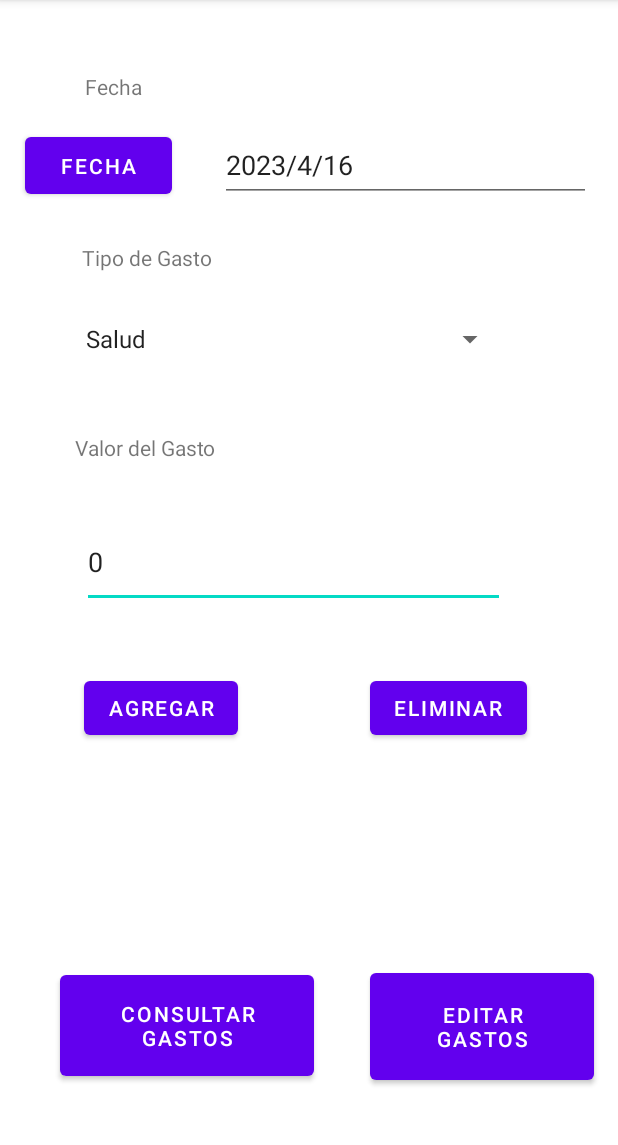
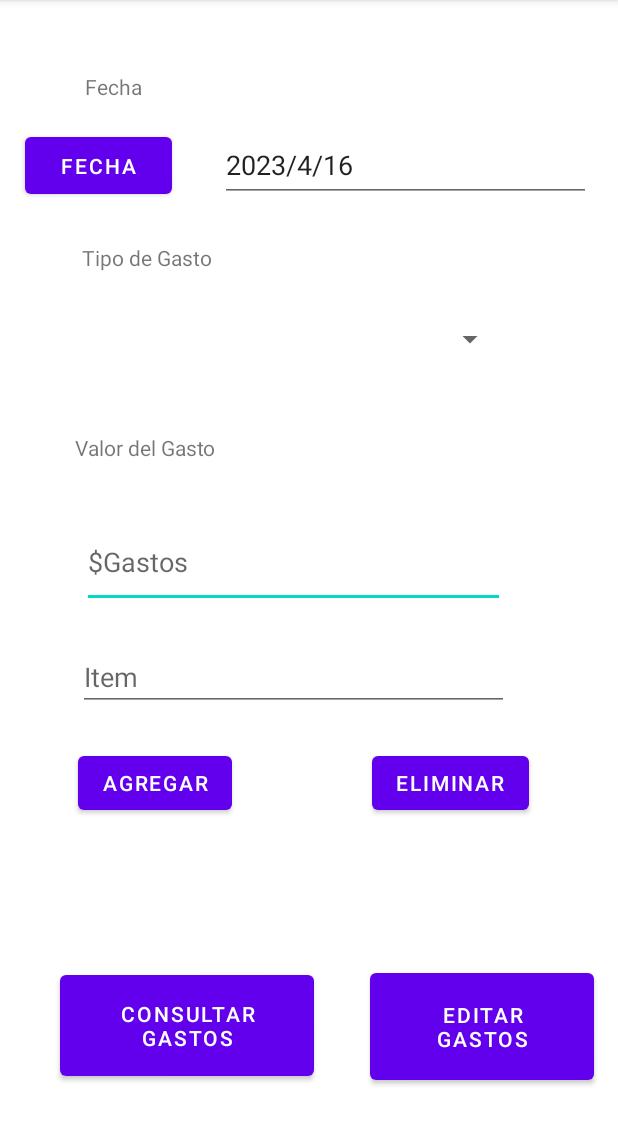
Before and after one commit to RandallMencias/AdvAppProg, an Android app: the screen it shows after launch (MainActivity), after a tap on "ELIMINAR", on a phone screen of 412 x 824 dp, the part 84-1229 px from its top. Run offline under Robolectric (Android 15) with nearby library versions, the phone set to English and light mode, and no system bars; 2 statements that could not run were skipped; 3 other taps on this screen came first.

Commit message:
valores medianamente funcionar

```diff
--- a/Proyecto_5/app/src/main/java/com/example/proyecto_5/MainActivity.java
+++ b/Proyecto_5/app/src/main/java/com/example/proyecto_5/MainActivity.java
@@ -25,7 +25,7 @@ public class MainActivity extends AppCompatActivity implements View.OnClickListe
     private Spinner tiposDeGasto;
     private Elementos elementos = Elementos.getInstance(); //Instancia de clase Elementos
     private Button btnFecha, btnEliminar, btnAdd;
-    private EditText txtFecha, txtprecio;
+    private EditText txtFecha, txtprecio, txtItem;
     //Elementos para picker de calendario
     private int dia, mes, anio;
     private Calendar c;
@@ -48,6 +48,7 @@ public class MainActivity extends AppCompatActivity implements View.OnClickListe
         btnEliminar = (Button) findViewById(R.id.btnRemove);
         txtFecha = (EditText) findViewById(R.id.txtFecha);
         txtprecio = (EditText) findViewById(R.id.editTextNumber);
+        txtItem = (EditText) findViewById(R.id.editTextItem);
 
         //llenar valores
         txtprecio.setText("0");
@@ -107,24 +108,23 @@ public class MainActivity extends AppCompatActivity implements View.OnClickListe
                 toast.setGravity(Gravity.TOP|Gravity.CENTER, 0, 0);
                 toast.show();
             }
-            else {
-                elementos.agregarGasto(txtFecha.getText().toString(), Double.parseDouble(txtprecio.getText().toString()), selectedValue);
-            }
-        } else if (view == btnEliminar) { //boton para eliminar
-            if (txtprecio.getText().toString().equals("")) {
-                Toast toast = Toast.makeText(this, "No se ha ingresado un valor", Toast.LENGTH_SHORT);
-                toast.setGravity(Gravity.TOP| Gravity.CENTER, 0, 0);
-                toast.show();
-                txtprecio.setText("0");
-            }
-            else if (txtFecha.getText().toString().equals("")) {
-                Toast toast = Toast.makeText(this, "No se ha ingresado una fecha", Toast.LENGTH_SHORT);
+            else if(txtItem.getText().toString().equals("")){
+                Toast toast = Toast.makeText(this, "No se ha ingresado item", Toast.LENGTH_SHORT);
                 toast.setGravity(Gravity.TOP|Gravity.CENTER, 0, 0);
                 toast.show();
             }
-            else {
-                elementos.agregarGasto(txtFecha.getText().toString(), Double.parseDouble("-"+txtprecio.getText().toString()), selectedValue);
+            else{
+                elementos.agregarGasto(txtFecha.getText().toString(), Double.parseDouble(txtprecio.getText().toString()), selectedValue, txtItem.getText().toString());
             }
+        } else if (view == btnEliminar) { //boton para eliminar
+           if(txtItem.getText().toString().equals("")){
+                Toast toast = Toast.makeText(this, "No se ha ingresado item", Toast.LENGTH_SHORT);
+                toast.setGravity(Gravity.TOP|Gravity.CENTER, 0, 0);
+                toast.show();
+            } else {
+               eliminarGasto(selectedValue, txtItem.getText().toString());
+           }
+
         }
     }
     //funcion para cambiar a pantalla de consulta
@@ -137,4 +137,7 @@ public class MainActivity extends AppCompatActivity implements View.OnClickListe
         Intent intent = new Intent(this, Ajustes.class);
         startActivity(intent);
     }
+    public void eliminarGasto(String tipo, String item){
+
+    }
 }
--- a/Proyecto_5/app/src/main/res/layout/activity_ajustes.xml
+++ b/Proyecto_5/app/src/main/res/layout/activity_ajustes.xml
@@ -37,6 +37,7 @@
         android:layout_height="44dp"
         android:layout_marginBottom="64dp"
         android:ems="10"
+        android:hint="Nuevo tipo"
         android:inputType="textPersonName"
         app:layout_constraintBottom_toBottomOf="parent"
         app:layout_constraintEnd_toEndOf="parent"
@@ -49,6 +50,7 @@
         android:layout_height="41dp"
         android:layout_marginBottom="64dp"
         android:ems="10"
+        android:hint="Nuevo valor maximo"
         android:inputType="textPersonName"
         app:layout_constraintBottom_toBottomOf="parent"
         app:layout_constraintEnd_toEndOf="parent"
--- a/Proyecto_5/app/src/main/res/layout/activity_main.xml
+++ b/Proyecto_5/app/src/main/res/layout/activity_main.xml
@@ -8,6 +8,7 @@
 
 
     <include
+        android:id="@+id/include"
         layout="@layout/tipos_de_gasto"
         android:layout_width="288dp"
         android:layout_height="44dp"
@@ -95,12 +96,12 @@
         android:id="@+id/btnAgregar"
         android:layout_width="wrap_content"
         android:layout_height="wrap_content"
-        android:layout_marginStart="56dp"
+        android:layout_marginStart="52dp"
         android:text="Agregar"
         app:layout_constraintBottom_toBottomOf="parent"
         app:layout_constraintStart_toStartOf="parent"
         app:layout_constraintTop_toTopOf="parent"
-        app:layout_constraintVertical_bias="0.622" />
+        app:layout_constraintVertical_bias="0.692" />
 
     <Button
         android:id="@+id/btnRemove"
@@ -110,10 +111,10 @@
         android:text="Eliminar"
         app:layout_constraintBottom_toBottomOf="parent"
         app:layout_constraintEnd_toEndOf="parent"
-        app:layout_constraintHorizontal_bias="0.787"
+        app:layout_constraintHorizontal_bias="0.79"
         app:layout_constraintStart_toStartOf="parent"
         app:layout_constraintTop_toTopOf="parent"
-        app:layout_constraintVertical_bias="0.622" />
+        app:layout_constraintVertical_bias="0.692" />
 
     <EditText
         android:id="@+id/txtFecha"
@@ -142,4 +143,18 @@
         app:layout_constraintTop_toTopOf="parent"
         app:layout_constraintVertical_bias="0.119" />
 
+    <EditText
+        android:id="@+id/editTextItem"
+        android:layout_width="287dp"
+        android:layout_height="45dp"
+        android:ems="10"
+        android:hint="Item"
+        android:inputType="textPersonName"
+        app:layout_constraintBottom_toBottomOf="parent"
+        app:layout_constraintEnd_toEndOf="parent"
+        app:layout_constraintHorizontal_bias="0.419"
+        app:layout_constraintStart_toStartOf="parent"
+        app:layout_constraintTop_toTopOf="parent"
+        app:layout_constraintVertical_bias="0.593" />
+
 </androidx.constraintlayout.widget.ConstraintLayout>
```
